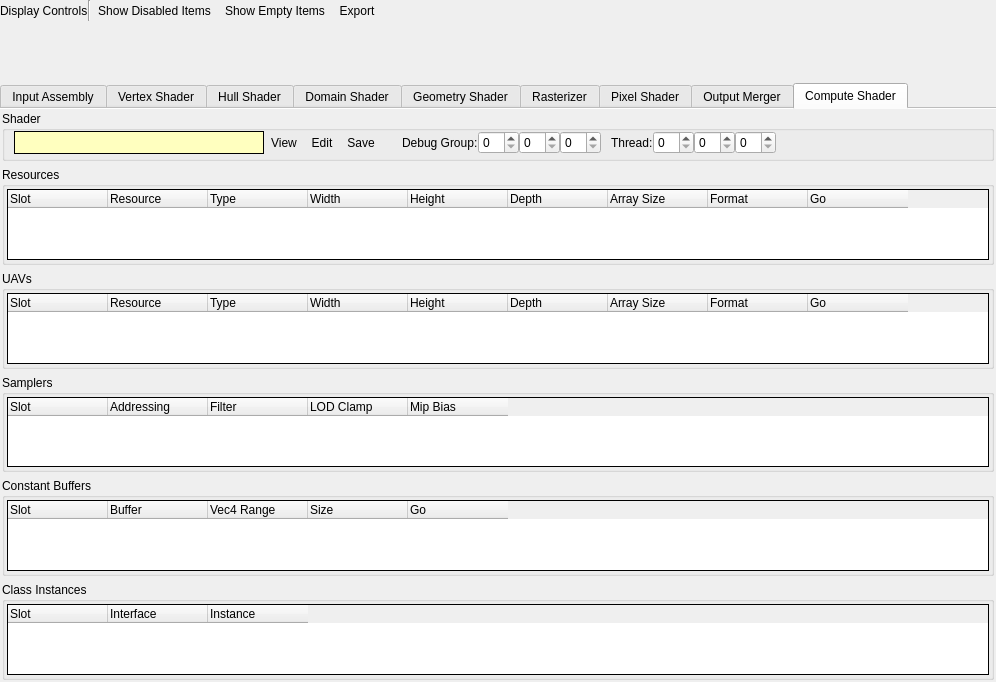
First picture: the form in qrenderdoc/Windows/PipelineState/D3D11PipelineStateViewer.ui, repository baldurk/renderdoc, before the edit.
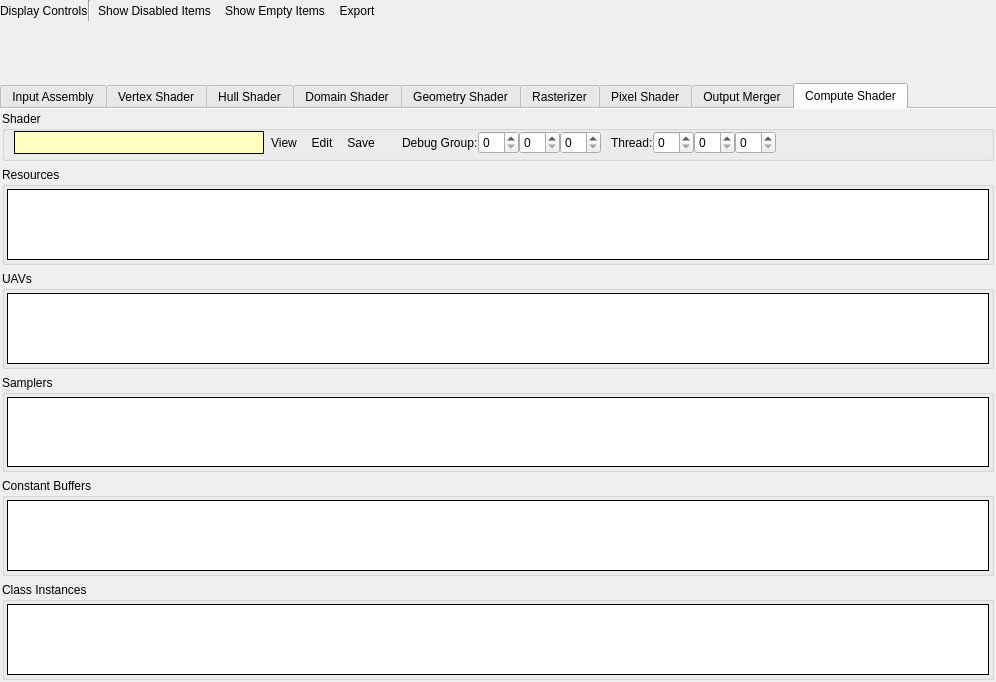
Second picture: the form after the edit. The open tabs and pages were chosen to show the change. Icons and pictures are not drawn. Custom widgets are drawn as their Qt base class.

Commit message:
Use new RDTreeWidget everywhere in favour of QTreeWidget
* Since we're promoting everything, we reset the behaviour of
  RDTreeWidget so that it's not doing anything different by default.
* RDTreeWidget's interface is a bit different, exposing some useful
  things like a single selected item and so on.
* We also can't set columns in the Qt Creator UI anymore, so we set them
  from code.

What changed in the file:
```diff
--- a/qrenderdoc/Windows/PipelineState/D3D11PipelineStateViewer.ui
+++ b/qrenderdoc/Windows/PipelineState/D3D11PipelineStateViewer.ui
@@ -4619,51 +4619,6 @@
             <attribute name="headerStretchLastSection">
              <bool>false</bool>
             </attribute>
-            <column>
-             <property name="text">
-              <string>Slot</string>
-             </property>
-            </column>
-            <column>
-             <property name="text">
-              <string>Resource</string>
-             </property>
-            </column>
-            <column>
-             <property name="text">
-              <string>Type</string>
-             </property>
-            </column>
-            <column>
-             <property name="text">
-              <string>Width</string>
-             </property>
-            </column>
-            <column>
-             <property name="text">
-              <string>Height</string>
-             </property>
-            </column>
-            <column>
-             <property name="text">
-              <string>Depth</string>
-             </property>
-            </column>
-            <column>
-             <property name="text">
-              <string>Array Size</string>
-             </property>
-            </column>
-            <column>
-             <property name="text">
-              <string>Format</string>
-             </property>
-            </column>
-            <column>
-             <property name="text">
-              <string>Go</string>
-             </property>
-            </column>
            </widget>
           </item>
          </layout>
@@ -4719,51 +4674,6 @@
             <attribute name="headerStretchLastSection">
              <bool>false</bool>
             </attribute>
-            <column>
-             <property name="text">
-              <string>Slot</string>
-             </property>
-            </column>
-            <column>
-             <property name="text">
-              <string>Resource</string>
-             </property>
-            </column>
-            <column>
-             <property name="text">
-              <string>Type</string>
-             </property>
-            </column>
-            <column>
-             <property name="text">
-              <string>Width</string>
-             </property>
-            </column>
-            <column>
-             <property name="text">
-              <string>Height</string>
-             </property>
-            </column>
-            <column>
-             <property name="text">
-              <string>Depth</string>
-             </property>
-            </column>
-            <column>
-             <property name="text">
-              <string>Array Size</string>
-             </property>
-            </column>
-            <column>
-             <property name="text">
-              <string>Format</string>
-             </property>
-            </column>
-            <column>
-             <property name="text">
-              <string>Go</string>
-             </property>
-            </column>
            </widget>
           </item>
          </layout>
@@ -4819,31 +4729,6 @@
             <attribute name="headerStretchLastSection">
              <bool>false</bool>
             </attribute>
-            <column>
-             <property name="text">
-              <string>Slot</string>
-             </property>
-            </column>
-            <column>
-             <property name="text">
-              <string>Addressing</string>
-             </property>
-            </column>
-            <column>
-             <property name="text">
-              <string>Filter</string>
-             </property>
-            </column>
-            <column>
-             <property name="text">
-              <string>LOD Clamp</string>
-             </property>
-            </column>
-            <column>
-             <property name="text">
-              <string>Mip Bias</string>
-             </property>
-            </column>
            </widget>
           </item>
          </layout>
@@ -4899,31 +4784,6 @@
             <attribute name="headerStretchLastSection">
              <bool>false</bool>
             </attribute>
-            <column>
-             <property name="text">
-              <string>Slot</string>
-             </property>
-            </column>
-            <column>
-             <property name="text">
-              <string>Buffer</string>
-             </property>
-            </column>
-            <column>
-             <property name="text">
-              <string>Vec4 Range</string>
-             </property>
-            </column>
-            <column>
-             <property name="text">
-              <string>Size</string>
-             </property>
-            </column>
-            <column>
-             <property name="text">
-              <string>Go</string>
-             </property>
-            </column>
            </widget>
           </item>
          </layout>
@@ -4979,21 +4839,6 @@
             <attribute name="headerStretchLastSection">
              <bool>false</bool>
             </attribute>
-            <column>
-             <property name="text">
-              <string>Slot</string>
-             </property>
-            </column>
-            <column>
-             <property name="text">
-              <string>Interface</string>
-             </property>
-            </column>
-            <column>
-             <property name="text">
-              <string>Instance</string>
-             </property>
-            </column>
            </widget>
           </item>
          </layout>
@@ -5008,7 +4853,7 @@
  <customwidgets>
   <customwidget>
    <class>RDTreeWidget</class>
-   <extends>QTreeWidget</extends>
+   <extends>QTreeView</extends>
    <header>Widgets/Extended/RDTreeWidget.h</header>
   </customwidget>
   <customwidget>
```
Left out of the diff: 850 changed lines with no effect on the pictures. The commit also changes 31 other files.
